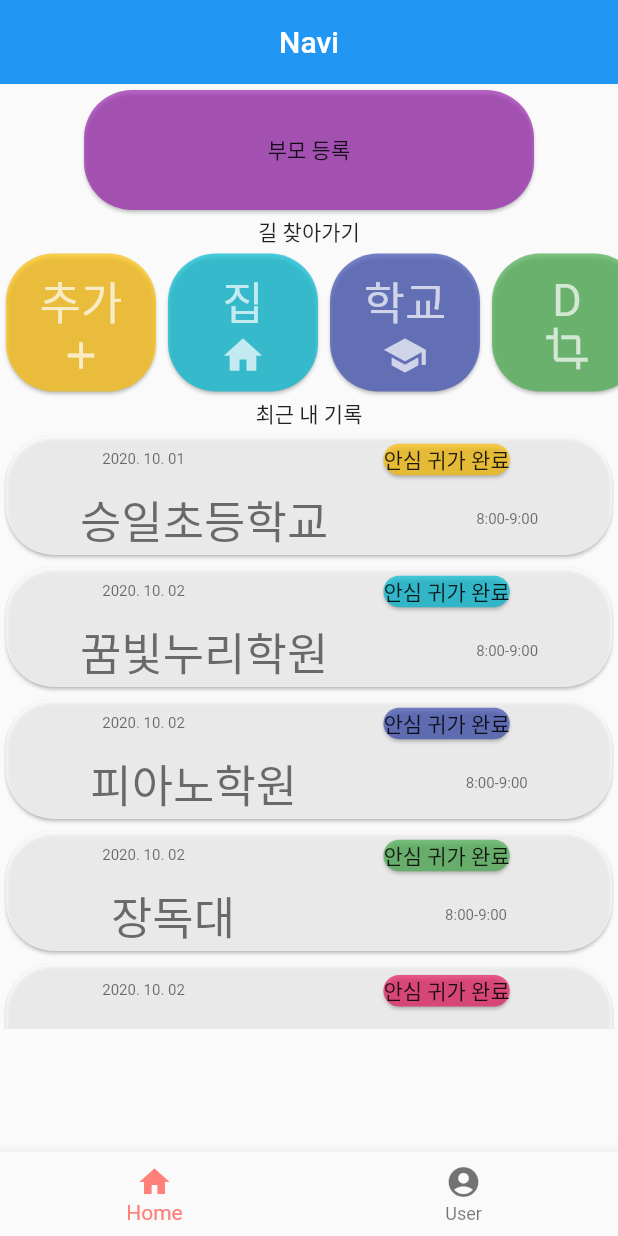
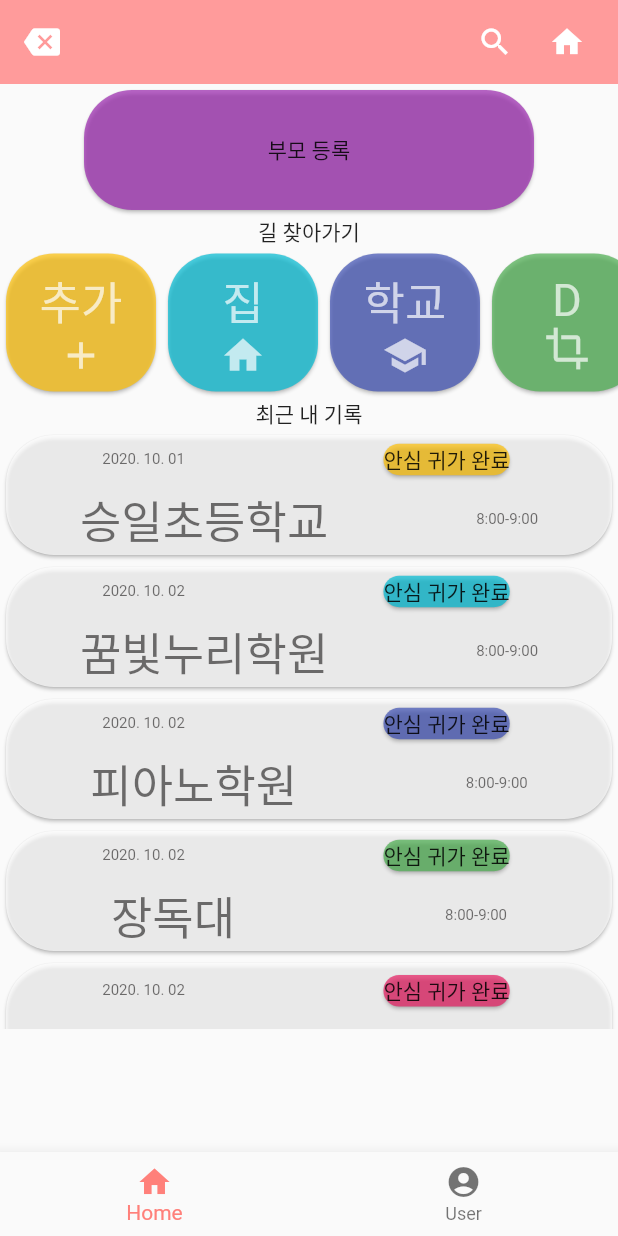
Before and after one commit to 2022-solution-challenge/PDG-fe-study-sy, a Flutter app: the screen it shows after launch, on a phone screen of 412 x 824 dp. Run offline on Flutter 3.47's test engine with Material 2 defaults, Android fonts, the phone set to English and light mode, and no system bars.

Commit message:
Add : Icons in AppBar

```diff
--- a/flutter_test_app/lib/main.dart
+++ b/flutter_test_app/lib/main.dart
@@ -16,7 +16,6 @@ class MyApp extends StatelessWidget {
     );
   }
 }
-
 
 class UserPage extends StatelessWidget {
   const UserPage({Key? key}) : super(key: key);
@@ -53,12 +52,30 @@ class _MyStatefulWidgetState extends State<MyStatefulWidget> {
 
   @override
   Widget build(BuildContext context) {
+
+    AppBar buildAppBar() {
+    return AppBar(
+      backgroundColor: Color.fromARGB(255, 255, 155, 155),
+      elevation: 0,
+      leading: IconButton(
+        icon: Icon(Icons.backspace),
+        onPressed: () {},
+      ),
+      actions: <Widget>[
+        IconButton(
+          icon: Icon(Icons.search),
+          onPressed: () {},
+        ),
+        IconButton(
+          icon: Icon(Icons.home),
+          onPressed: () {},
+        ),
+        SizedBox(width: 20.0 / 2)
+      ],
+    );
+  }
     return Scaffold(
-      appBar: AppBar(
-        title: const Text('Navi'),
-        elevation: 0.0,
-        centerTitle: true,
-      ),
+      appBar: buildAppBar(),
       body: Center(
         child: _widgetOptions.elementAt(_selectedIndex),
       ),
@@ -78,5 +95,7 @@ class _MyStatefulWidgetState extends State<MyStatefulWidget> {
         onTap: _onItemTapped,
       ),
     );
+
+
   }
 }
```
